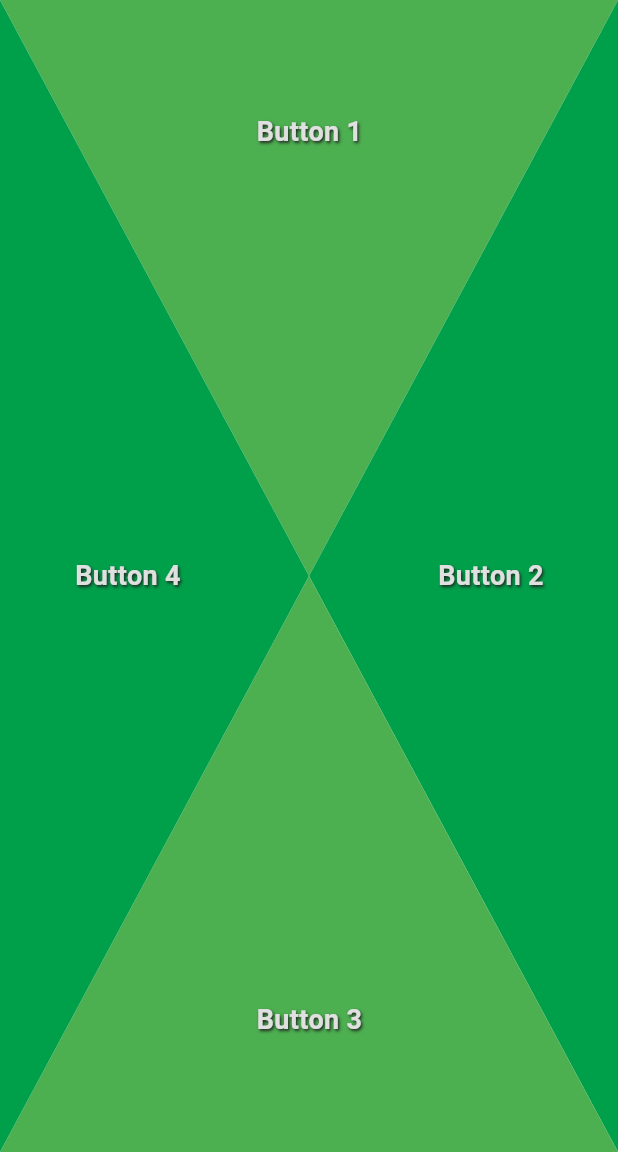
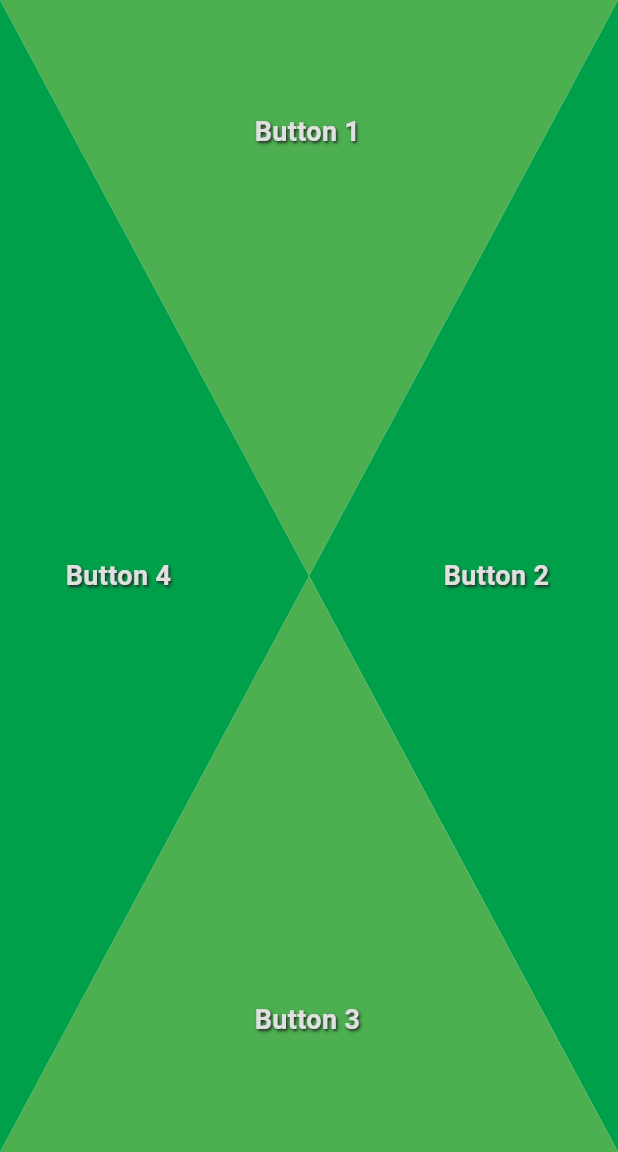
Before and after one commit to MikkelFiltenborg/TiltTunes, a Flutter app: the screen it shows after launch, on a phone screen of 412 x 824 dp, the part 84-1236 px from its top. Run offline on Flutter 3.47's test engine with Material 3 defaults, Android fonts, the phone set to English and light mode, and no system bars; our stand-ins replace audioplayers, sensors_plus, shared_preferences.

Commit message:
Minor layout adjustment on HomeScreem

```diff
--- a/lib/features/soundboard/screens/home_screen.dart
+++ b/lib/features/soundboard/screens/home_screen.dart
@@ -16,10 +16,10 @@
 
 class _HomeScreenState extends State<HomeScreen> {
   List<String> soundTitles = [
-    'No Sound 1',
-    'No Sound 2',
-    'No Sound 3',
-    'No Sound 4',
+    '1',
+    '2',
+    '3',
+    '4',
   ];
 
   final AudioPlayer _audioPlayer = AudioPlayer();
@@ -51,7 +51,7 @@
     setState(() {
       for (int i = 0; i < 4; i++) {
         final sound = SoundAssignmentManager.getSoundForButton(i);
-        soundTitles[i] = sound?.name ?? 'Button ${i + 1}';
+        soundTitles[i] = sound?.name ?? '     Button ${i + 1}';
       }
     });
   }
@@ -194,7 +194,7 @@
                   direction: TriangleDirection.down,
                   text: soundTitles[0],
                   textAlign: Alignment.topCenter,
-                  textPadding: const EdgeInsets.only(top: 75, left: 50),
+                  textPadding: const EdgeInsets.only(top: 75),
                   onTap: () => _onButtonTap(context, 1),
                 ),
               ),
@@ -209,7 +209,7 @@
                   direction: TriangleDirection.left,
                   text: soundTitles[1],
                   textAlign: Alignment.centerRight,
-                  textPadding: const EdgeInsets.only(right: 0),
+                  textPadding: const EdgeInsets.only(right: 20),
                   onTap: () => _onButtonTap(context, 2),
                 ),
               ),
@@ -224,7 +224,7 @@
                   direction: TriangleDirection.up,
                   text: soundTitles[2],
                   textAlign: Alignment.bottomCenter,
-                  textPadding: const EdgeInsets.only(bottom: 75, left: 50),
+                  textPadding: const EdgeInsets.only(bottom: 75),
                   onTap: () => _onButtonTap(context, 3),
                 ),
               ),
@@ -239,7 +239,7 @@
                   direction: TriangleDirection.right,
                   text: soundTitles[3],
                   textAlign: Alignment.centerLeft,
-                  textPadding: const EdgeInsets.only(left: 50),
+                  textPadding: const EdgeInsets.only(left: 20),
                   onTap: () => _onButtonTap(context, 4),
                 ),
               ),
```
